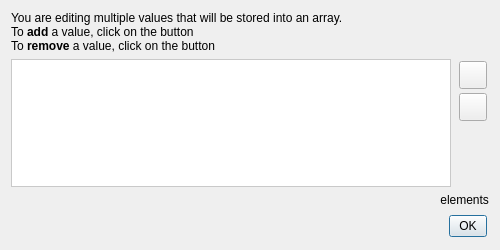
Qt form library/tulip-gui/designer/VectorEditionWidget.ui (vadivelselvaraj/TulipGLImprovement) before a commit.
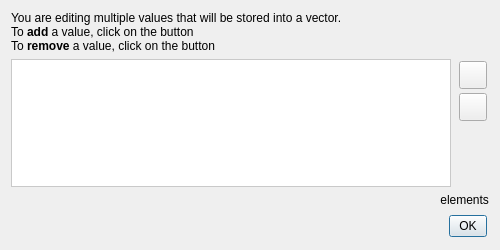
The same form after that commit. Icons and pictures are not drawn.

Commit message: typo fix: use vector instead of array

```diff
--- a/library/tulip-gui/designer/VectorEditionWidget.ui
+++ b/library/tulip-gui/designer/VectorEditionWidget.ui
@@ -62,7 +62,7 @@
    <item>
     <widget class="QLabel" name="label">
      <property name="text">
-      <string>&lt;html&gt;&lt;head/&gt;&lt;body&gt;You are editing multiple values that will be stored into an array.&lt;br&gt;
+      <string>&lt;html&gt;&lt;head/&gt;&lt;body&gt;You are editing multiple values that will be stored into a vector.&lt;br&gt;
 To &lt;b&gt;add&lt;/b&gt; a value, click on the &lt;img src=&quot;:/tulip/gui/icons/64/list-add.png&quot; width=&quot;20&quot; height=&quot;20&quot;/&gt; button&lt;br&gt;
 To &lt;b&gt;remove&lt;/b&gt; a value, click on the &lt;img src=&quot;:/tulip/gui/icons/16/list-del.png&quot; width=&quot;20&quot; height=&quot;20&quot;/&gt; button
 &lt;/body&gt;
```
